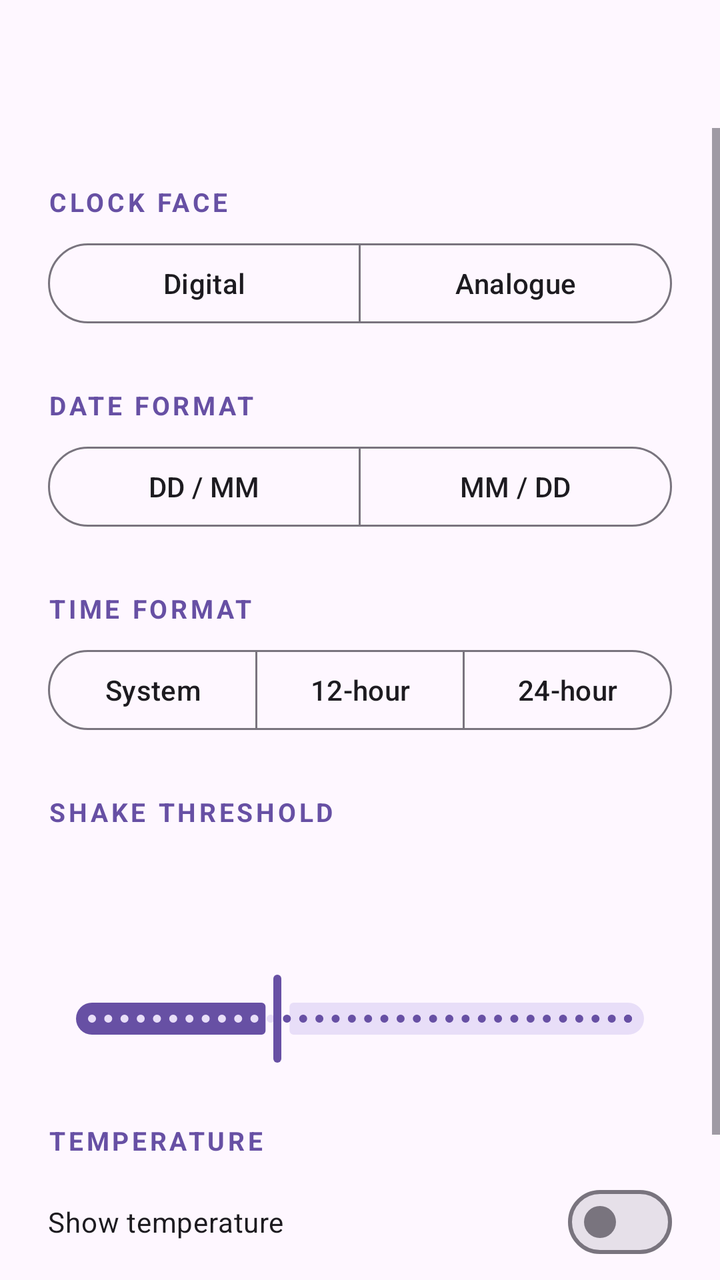
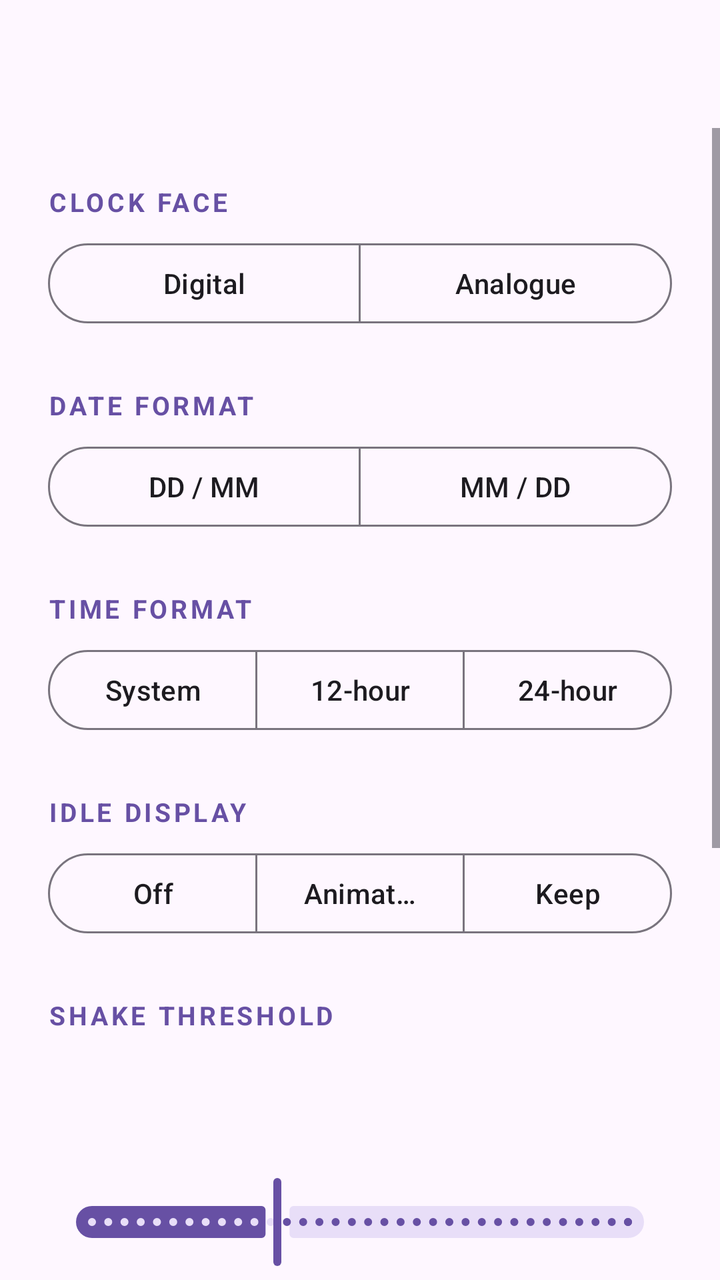

Before-and-after screenshots of an Android layout around one commit, followed by the original layout XML and the change that was made.
<!-- AndroidManifest.xml: application theme Theme.ShakeClock -->
<!-- res/layout/activity_main.xml -->
<?xml version="1.0" encoding="utf-8"?>
<LinearLayout xmlns:android="http://schemas.android.com/apk/res/android"
    xmlns:app="http://schemas.android.com/apk/res-auto"
    android:id="@+id/root"
    android:layout_width="match_parent"
    android:layout_height="match_parent"
    android:background="?android:attr/colorBackground"
    android:orientation="vertical">

    <com.google.android.material.appbar.MaterialToolbar
        android:id="@+id/toolbar"
        android:layout_width="match_parent"
        android:layout_height="?attr/actionBarSize"
        android:background="@android:color/transparent" />

    <ScrollView
        android:layout_width="match_parent"
        android:layout_height="match_parent"
        android:clipToPadding="false"
        android:fillViewport="true">

        <LinearLayout
            android:layout_width="match_parent"
            android:layout_height="wrap_content"
            android:orientation="vertical"
            android:paddingHorizontal="24dp"
            android:paddingBottom="32dp">

            <TextView
                android:id="@+id/faceLabel"
                style="@style/ShakeClockSectionHeader"
                android:text="@string/settings_face" />

            <com.google.android.material.button.MaterialButtonToggleGroup
                android:id="@+id/faceToggle"
                android:layout_width="match_parent"
                android:layout_height="wrap_content"
                android:layout_marginTop="8dp"
                app:selectionRequired="true"
                app:singleSelection="true">

                <com.google.android.material.button.MaterialButton
                    android:id="@+id/faceDigital"
                    style="?attr/materialButtonOutlinedStyle"
                    android:layout_width="0dp"
                    android:layout_height="wrap_content"
                    android:layout_weight="1"
                    android:text="@string/face_digital" />

                <com.google.android.material.button.MaterialButton
                    android:id="@+id/faceAnalog"
                    style="?attr/materialButtonOutlinedStyle"
                    android:layout_width="0dp"
                    android:layout_height="wrap_content"
                    android:layout_weight="1"
                    android:text="@string/face_analog" />
            </com.google.android.material.button.MaterialButtonToggleGroup>

            <TextView
                android:id="@+id/dateLabel"
                style="@style/ShakeClockSectionHeader"
                android:text="@string/settings_date" />

            <com.google.android.material.button.MaterialButtonToggleGroup
                android:id="@+id/dateToggle"
                android:layout_width="match_parent"
                android:layout_height="wrap_content"
                android:layout_marginTop="8dp"
                app:selectionRequired="true"
                app:singleSelection="true">

                <com.google.android.material.button.MaterialButton
                    android:id="@+id/dateDayMonth"
                    style="?attr/materialButtonOutlinedStyle"
                    android:layout_width="0dp"
                    android:layout_height="wrap_content"
                    android:layout_weight="1"
                    android:text="@string/date_day_month" />

                <com.google.android.material.button.MaterialButton
                    android:id="@+id/dateMonthDay"
                    style="?attr/materialButtonOutlinedStyle"
                    android:layout_width="0dp"
                    android:layout_height="wrap_content"
                    android:layout_weight="1"
                    android:text="@string/date_month_day" />
            </com.google.android.material.button.MaterialButtonToggleGroup>

            <TextView
                android:id="@+id/timeLabel"
                style="@style/ShakeClockSectionHeader"
                android:text="@string/settings_time" />

            <com.google.android.material.button.MaterialButtonToggleGroup
                android:id="@+id/timeToggle"
                android:layout_width="match_parent"
                android:layout_height="wrap_content"
                android:layout_marginTop="8dp"
                app:selectionRequired="true"
                app:singleSelection="true">

                <com.google.android.material.button.MaterialButton
                    android:id="@+id/timeSystem"
                    style="?attr/materialButtonOutlinedStyle"
                    android:layout_width="0dp"
                    android:layout_height="wrap_content"
                    android:layout_weight="1"
                    android:text="@string/time_system" />

                <com.google.android.material.button.MaterialButton
                    android:id="@+id/time12"
                    style="?attr/materialButtonOutlinedStyle"
                    android:layout_width="0dp"
                    android:layout_height="wrap_content"
                    android:layout_weight="1"
                    android:text="@string/time_12" />

                <com.google.android.material.button.MaterialButton
                    android:id="@+id/time24"
                    style="?attr/materialButtonOutlinedStyle"
                    android:layout_width="0dp"
                    android:layout_height="wrap_content"
                    android:layout_weight="1"
                    android:text="@string/time_24" />
            </com.google.android.material.button.MaterialButtonToggleGroup>

            <TextView
                android:id="@+id/thresholdLabel"
                style="@style/ShakeClockSectionHeader"
                android:text="@string/settings_shake" />

            <TextView
                android:id="@+id/thresholdValue"
                style="@style/ShakeClockBigValue"
                android:layout_marginTop="4dp" />

            <com.google.android.material.slider.Slider
                android:id="@+id/thresholdSlider"
                android:layout_width="match_parent"
                android:layout_height="wrap_content"
                android:layout_marginTop="8dp"
                android:valueFrom="8"
                android:valueTo="60"
                android:stepSize="1"
                android:value="26"
                app:labelBehavior="gone" />

            <TextView
                android:id="@+id/temperatureLabel"
                style="@style/ShakeClockSectionHeader"
                android:text="@string/settings_temperature" />

            <com.google.android.material.materialswitch.MaterialSwitch
                android:id="@+id/temperatureSwitch"
                android:layout_width="match_parent"
                android:layout_height="wrap_content"
                android:layout_marginTop="8dp"
                android:text="@string/temperature_show" />

            <com.google.android.material.button.MaterialButtonToggleGroup
                android:id="@+id/unitToggle"
                android:layout_width="wrap_content"
                android:layout_height="wrap_content"
                android:layout_marginTop="8dp"
                app:selectionRequired="true"
                app:singleSelection="true">

                <com.google.android.material.button.MaterialButton
                    android:id="@+id/unitCelsius"
                    style="?attr/materialButtonOutlinedStyle"
                    android:layout_width="wrap_content"
                    android:layout_height="wrap_content"
                    android:text="@string/unit_celsius" />

                <com.google.android.material.button.MaterialButton
                    android:id="@+id/unitFahrenheit"
                    style="?attr/materialButtonOutlinedStyle"
                    android:layout_width="wrap_content"
                    android:layout_height="wrap_content"
                    android:text="@string/unit_fahrenheit" />
            </com.google.android.material.button.MaterialButtonToggleGroup>
        </LinearLayout>
    </ScrollView>
</LinearLayout>
<!-- resources referenced by this layout -->
<resources>
  <string name="date_day_month">DD / MM</string>
  <string name="date_month_day">MM / DD</string>
  <string name="face_analog">Analogue</string>
  <string name="face_digital">Digital</string>
  <string name="settings_date">Date format</string>
  <string name="settings_face">Clock face</string>
  <string name="settings_shake">Shake threshold</string>
  <string name="settings_temperature">Temperature</string>
  <string name="settings_time">Time format</string>
  <string name="temperature_show">Show temperature</string>
  <string name="time_12">12-hour</string>
  <string name="time_24">24-hour</string>
  <string name="time_system">System</string>
  <string name="unit_celsius">°C</string>
  <string name="unit_fahrenheit">°F</string>
  <style name="ShakeClockBigValue">
          <item name="android:layout_width">wrap_content</item>
          <item name="android:layout_height">wrap_content</item>
          <item name="android:textSize">44sp</item>
          <item name="android:textColor">?attr/colorOnSurface</item>
      </style>
  <style name="ShakeClockSectionHeader">
          <item name="android:layout_width">wrap_content</item>
          <item name="android:layout_height">wrap_content</item>
          <item name="android:layout_marginTop">28dp</item>
          <item name="android:textSize">13sp</item>
          <item name="android:textStyle">bold</item>
          <item name="android:textAllCaps">true</item>
          <item name="android:letterSpacing">0.12</item>
          <item name="android:textColor">?attr/colorPrimary</item>
      </style>
  <style name="Theme.ShakeClock" parent="Theme.Material3.DayNight.NoActionBar" />
</resources>

<!-- the commit's change to res/layout/activity_main.xml (unified diff, before → after) -->
@@ -125,6 +125,44 @@
             </com.google.android.material.button.MaterialButtonToggleGroup>
 
             <TextView
+                android:id="@+id/idleLabel"
+                style="@style/ShakeClockSectionHeader"
+                android:text="@string/settings_idle" />
+
+            <com.google.android.material.button.MaterialButtonToggleGroup
+                android:id="@+id/idleToggle"
+                android:layout_width="match_parent"
+                android:layout_height="wrap_content"
+                android:layout_marginTop="8dp"
+                app:selectionRequired="true"
+                app:singleSelection="true">
+
+                <com.google.android.material.button.MaterialButton
+                    android:id="@+id/idleOff"
+                    style="?attr/materialButtonOutlinedStyle"
+                    android:layout_width="0dp"
+                    android:layout_height="wrap_content"
+                    android:layout_weight="1"
+                    android:text="@string/idle_off" />
+
+                <com.google.android.material.button.MaterialButton
+                    android:id="@+id/idleAnimation"
+                    style="?attr/materialButtonOutlinedStyle"
+                    android:layout_width="0dp"
+                    android:layout_height="wrap_content"
+                    android:layout_weight="1"
+                    android:text="@string/idle_animation" />
+
+                <com.google.android.material.button.MaterialButton
+                    android:id="@+id/idleKeep"
+                    style="?attr/materialButtonOutlinedStyle"
+                    android:layout_width="0dp"
+                    android:layout_height="wrap_content"
+                    android:layout_weight="1"
+                    android:text="@string/idle_keep" />
+            </com.google.android.material.button.MaterialButtonToggleGroup>
+
+            <TextView
                 android:id="@+id/thresholdLabel"
                 style="@style/ShakeClockSectionHeader"
                 android:text="@string/settings_shake" />
@@ -179,6 +217,47 @@
                     android:layout_height="wrap_content"
                     android:text="@string/unit_fahrenheit" />
             </com.google.android.material.button.MaterialButtonToggleGroup>
+
+            <TextView
+                android:id="@+id/animationLabel"
+                style="@style/ShakeClockSectionHeader"
+                android:text="@string/settings_museum" />
+
+            <TextView
+                android:id="@+id/animationEmpty"
+                android:layout_width="match_parent"
+                android:layout_height="wrap_content"
+                android:layout_marginTop="8dp"
+                android:text="@string/animation_empty"
+                android:textSize="14sp" />
+
+            <LinearLayout
+                android:id="@+id/animationList"
+                android:layout_width="match_parent"
+                android:layout_height="wrap_content"
+                android:orientation="vertical" />
+
+            <LinearLayout
+                android:layout_width="match_parent"
+                android:layout_height="wrap_content"
+                android:layout_marginTop="8dp"
+                android:orientation="horizontal">
+
+                <com.google.android.material.button.MaterialButton
+                    android:id="@+id/importAnimationButton"
+                    style="?attr/materialButtonOutlinedStyle"
+                    android:layout_width="wrap_content"
+                    android:layout_height="wrap_content"
+                    android:text="@string/animation_import" />
+
+                <com.google.android.material.button.MaterialButton
+                    android:id="@+id/removeAnimationsButton"
+                    style="?attr/materialButtonOutlinedStyle"
+                    android:layout_width="wrap_content"
+                    android:layout_height="wrap_content"
+                    android:layout_marginStart="8dp"
+                    android:text="@string/animation_remove_all" />
+            </LinearLayout>
         </LinearLayout>
     </ScrollView>
 </LinearLayout>
<!-- resource entries referenced after the edit -->
@@ -1,11 +1,19 @@
 <!-- resources referenced by this layout -->
 <resources>
+  <string name="animation_empty">No animations imported. Export a frame as JSON from editor.glyphmuseum.com, then import it here.</string>
+  <string name="animation_import">Import JSON</string>
+  <string name="animation_remove_all">Remove all</string>
   <string name="date_day_month">DD / MM</string>
   <string name="date_month_day">MM / DD</string>
   <string name="face_analog">Analogue</string>
   <string name="face_digital">Digital</string>
+  <string name="idle_animation">Animation</string>
+  <string name="idle_keep">Keep</string>
+  <string name="idle_off">Off</string>
   <string name="settings_date">Date format</string>
   <string name="settings_face">Clock face</string>
+  <string name="settings_idle">Idle display</string>
+  <string name="settings_museum">Glyph Museum</string>
   <string name="settings_shake">Shake threshold</string>
   <string name="settings_temperature">Temperature</string>
   <string name="settings_time">Time format</string>
